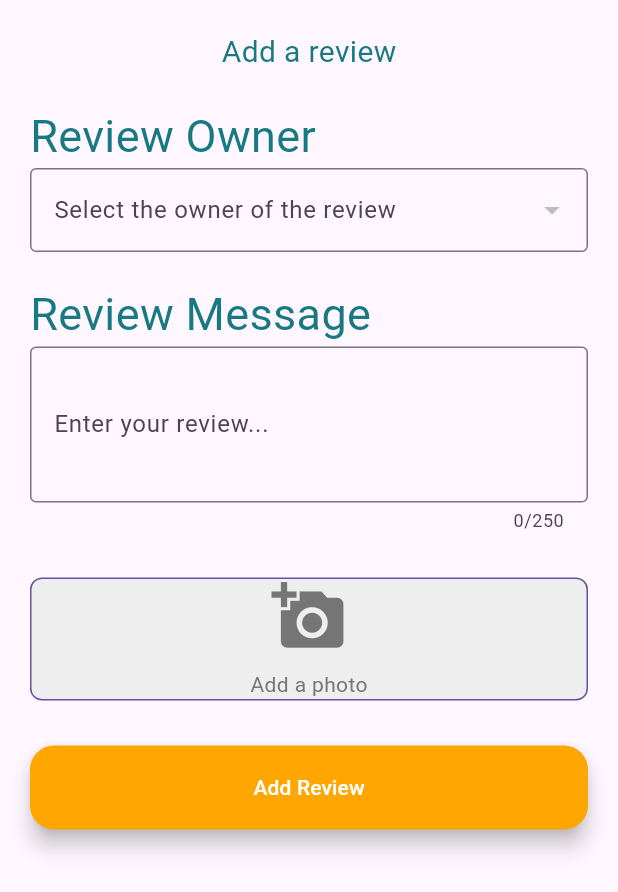
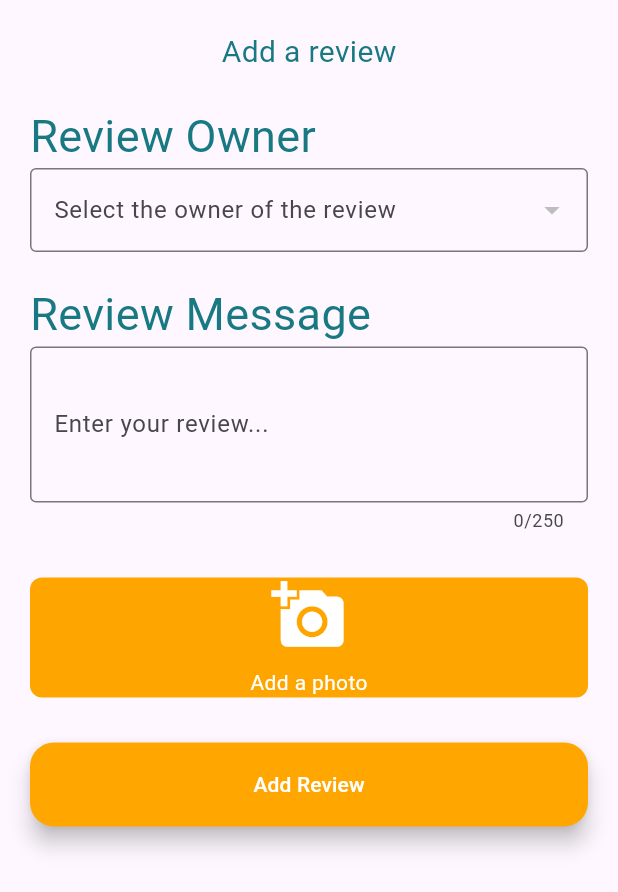
Before and after one commit to DevSchell/desafio_final_lincetech_academy, a Flutter app: the AddReviewBottomSheet widget shown alone on an empty page, opened directly with empty values, on a phone screen of 412 x 824 dp. Shown: the top 892 px of the screen. Run offline on Flutter 3.47's test engine with Material 3 defaults, Android fonts, the phone set to English and light mode, and no system bars; our stand-ins replace geolocator, google_maps_flutter, image_picker, shared_preferences, sqflite; accounts and stored records are empty.

```diff
--- a/lib/presentation/pages/trip_details.dart
+++ b/lib/presentation/pages/trip_details.dart
@@ -171,6 +171,7 @@ class TripDetails extends StatelessWidget {
                         )
                       : ListView.builder(
                           shrinkWrap: true,
+                          physics: NeverScrollableScrollPhysics(),
                           itemCount: trip.participantList?.length ?? 0,
                           itemBuilder: (context, i) {
                             final participant = trip.participantList![i];
@@ -199,6 +200,7 @@ class TripDetails extends StatelessWidget {
                         )
                       : ListView.builder(
                           shrinkWrap: true,
+                          physics: NeverScrollableScrollPhysics(),
                           itemCount: trip.stopoverList?.length ?? 0,
                           itemBuilder: (context, i) {
                             final stopover = trip.stopoverList![i];
--- a/lib/presentation/pages/widgets/add_review_bottom_sheet.dart
+++ b/lib/presentation/pages/widgets/add_review_bottom_sheet.dart
@@ -9,6 +9,7 @@ import '../../../entities/review.dart';
 import '../../../file_repository/trip_repository.dart';
 import '../../../l10n/app_localizations.dart';
 import '../../../use_cases/image_picker_use_cases.dart';
+import '../../providers/settings_state.dart';
 import '../stopover_details_screen.dart';
 import 'all_widgets.dart';
 import 'custom_action_button.dart';
@@ -75,7 +76,7 @@ class _AddReviewBottomSheetState extends State<AddReviewBottomSheet> {
       message: _messageController.text.trim(),
       stopoverId: widget.stopoverId,
       participantId: _selectedParticipant!.id,
-      photoPath: _selectedImage!.path,
+      photoPath: _selectedImage?.path ?? '',
     );
 
     state.addReview(newReview);
@@ -197,12 +198,10 @@ class _AddReviewBottomSheetState extends State<AddReviewBottomSheet> {
                 /// Displays the selected image or a placeholder.
                 child: Container(
                   decoration: BoxDecoration(
-                    color: Colors.grey[200],
+                    color: Provider.of<SettingsProvider>(context).isDarkMode
+                        ? Color.fromRGBO(255, 119, 74, 1)
+                        : Color.fromRGBO(255, 165, 0, 1),
                     borderRadius: BorderRadius.circular(8.0),
-                    border: Border.all(
-                      color: Theme.of(context).primaryColor,
-                      width: _selectedImage != null ? 3.0 : 1.0,
-                    ),
                   ),
                   child: _selectedImage != null
                       ? ClipRRect(
@@ -219,13 +218,13 @@ class _AddReviewBottomSheetState extends State<AddReviewBottomSheet> {
                           children: [
                             Icon(
                               Icons.add_a_photo,
-                              color: Colors.grey[600],
+                              color: Colors.white,
                               size: 50,
                             ),
                             const SizedBox(height: 10),
                             Text(
                               'Add a photo',
-                              style: TextStyle(color: Colors.grey[600]),
+                              style: TextStyle(color: Colors.white),
                             ),
                           ],
                         ),
```
Also changed, not shown: lib/file_repository/trip_repository.dart (+13 -0 lines), lib/presentation/pages/stopover_details_screen.dart (+9 -2 lines), lib/presentation/pages/widgets/review_item.dart (+62 -13 lines).
